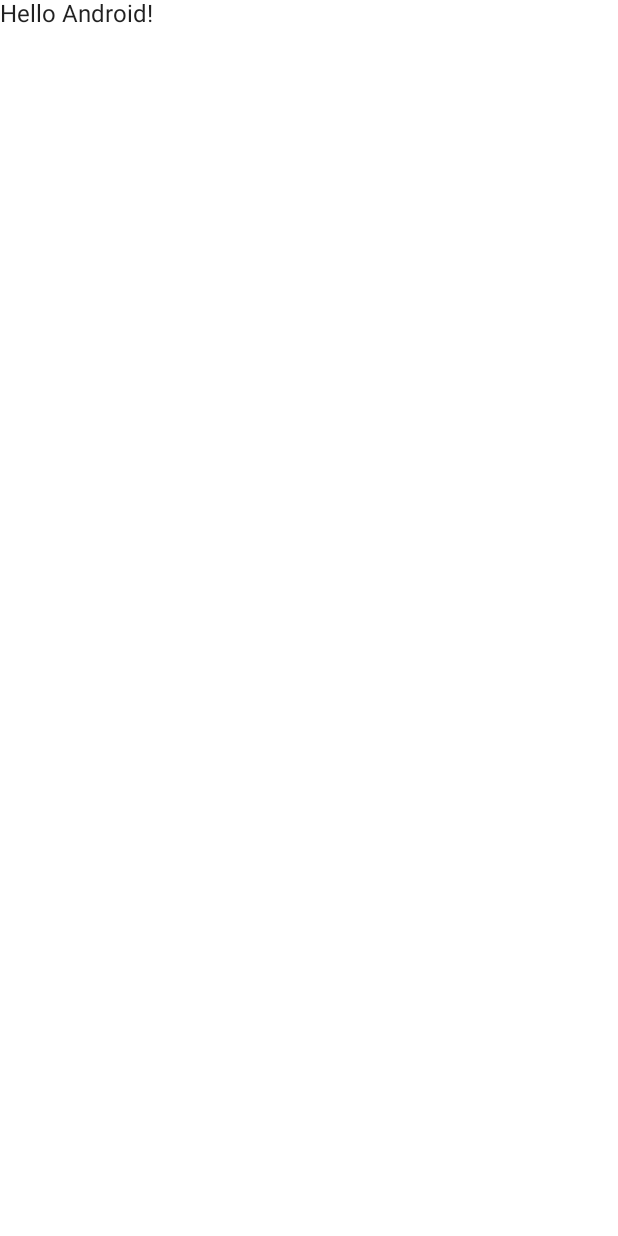
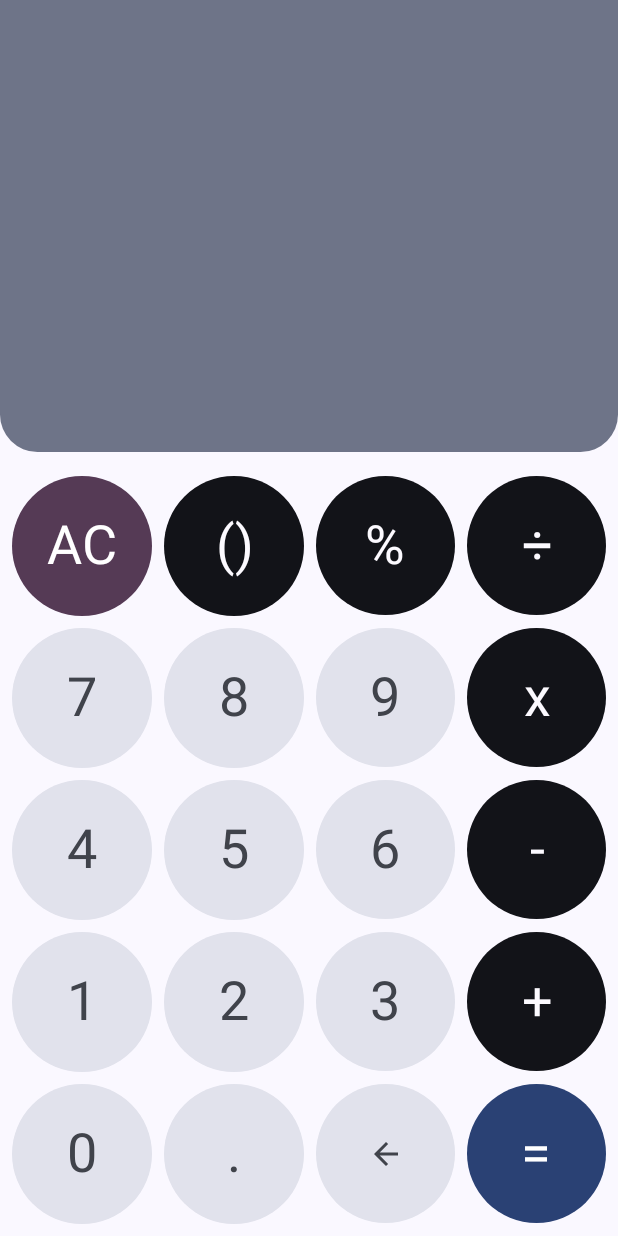
Before and after one commit to hoangnguyen2021/MaterialCalculator, an Android app built with Jetpack Compose: the screen it shows after launch (MainActivity), on a phone screen of 412 x 824 dp. Before the commit the screen is almost empty. Run offline under Robolectric (Android 15) with nearby library versions, the phone set to English and light mode, and no system bars.

Commit message:
Implemented calculator ui

```diff
--- a/app/src/main/java/com/plcoding/materialcalculator/MainActivity.kt
+++ b/app/src/main/java/com/plcoding/materialcalculator/MainActivity.kt
@@ -3,13 +3,7 @@ package com.plcoding.materialcalculator
 import android.os.Bundle
 import androidx.activity.ComponentActivity
 import androidx.activity.compose.setContent
-import androidx.compose.foundation.layout.fillMaxSize
-import androidx.compose.material.MaterialTheme
-import androidx.compose.material.Surface
-import androidx.compose.material.Text
-import androidx.compose.runtime.Composable
-import androidx.compose.ui.Modifier
-import androidx.compose.ui.tooling.preview.Preview
+import com.plcoding.materialcalculator.presentation.CalculatorScreen
 import com.plcoding.materialcalculator.ui.theme.MaterialCalculatorTheme
 
 class MainActivity : ComponentActivity() {
@@ -17,27 +11,8 @@ class MainActivity : ComponentActivity() {
         super.onCreate(savedInstanceState)
         setContent {
             MaterialCalculatorTheme {
-                // A surface container using the 'background' color from the theme
-                Surface(
-                    modifier = Modifier.fillMaxSize(),
-                    color = MaterialTheme.colors.background
-                ) {
-                    Greeting("Android")
-                }
+                CalculatorScreen()
             }
         }
     }
 }
-
-@Composable
-fun Greeting(name: String) {
-    Text(text = "Hello $name!")
-}
-
-@Preview(showBackground = true)
-@Composable
-fun DefaultPreview() {
-    MaterialCalculatorTheme {
-        Greeting("Android")
-    }
-}
--- a/app/src/main/java/com/plcoding/materialcalculator/domain/ExpressionWriter.kt
+++ b/app/src/main/java/com/plcoding/materialcalculator/domain/ExpressionWriter.kt
@@ -4,7 +4,7 @@ class ExpressionWriter {
     var expression = ""
 
     fun processAction(action: CalculatorAction) {
-        when(action) {
+        when (action) {
             CalculatorAction.Calculate -> {
                 val parser = ExpressionParser(prepareForCalculation())
                 val evaluator = ExpressionEvaluator(parser.parse())
@@ -14,7 +14,7 @@ class ExpressionWriter {
                 expression = ""
             }
             CalculatorAction.Decimal -> {
-                if(canEnterDecimal()) {
+                if (canEnterDecimal()) {
                     expression += "."
                 }
             }
@@ -25,7 +25,7 @@ class ExpressionWriter {
                 expression += action.number
             }
             is CalculatorAction.Op -> {
-                if(canEnterOperation(action.operation)) {
+                if (canEnterOperation(action.operation)) {
                     expression += action.operation.symbol
                 }
             }
@@ -36,10 +36,10 @@ class ExpressionWriter {
     }
 
     private fun prepareForCalculation(): String {
-        val newExpression = expression.takeLastWhile {
+        val newExpression = expression.dropLastWhile {
             it in "$operationSymbols(."
         }
-        if(newExpression.isEmpty()) {
+        if (newExpression.isEmpty()) {
             return "0"
         }
         return newExpression
@@ -58,7 +58,7 @@ class ExpressionWriter {
     }
 
     private fun canEnterDecimal(): Boolean {
-        if(expression.isEmpty() || expression.last() in "$operationSymbols.()") {
+        if (expression.isEmpty() || expression.last() in "$operationSymbols.()") {
             return false
         }
         return !expression.takeLastWhile {
@@ -67,7 +67,7 @@ class ExpressionWriter {
     }
 
     private fun canEnterOperation(operation: Operation): Boolean {
-        if(operation in listOf(Operation.ADD, Operation.SUBTRACT)) {
+        if (operation in listOf(Operation.ADD, Operation.SUBTRACT)) {
             return expression.isEmpty() || expression.last() in "$operationSymbols()0123456789"
         }
         return expression.isNotEmpty() || expression.last() in "0123456789)"
--- /dev/null
+++ b/app/src/main/java/com/plcoding/materialcalculator/presentation/CalculatorButton.kt
@@ -0,0 +1,52 @@
+package com.plcoding.materialcalculator.presentation
+
+import androidx.compose.foundation.background
+import androidx.compose.foundation.clickable
+import androidx.compose.foundation.layout.Box
+import androidx.compose.foundation.shape.CircleShape
+import androidx.compose.material3.MaterialTheme
+import androidx.compose.material3.Text
+import androidx.compose.runtime.Composable
+import androidx.compose.ui.Alignment
+import androidx.compose.ui.Modifier
+import androidx.compose.ui.draw.clip
+import androidx.compose.ui.text.style.TextAlign
+import androidx.compose.ui.unit.sp
+
+@Composable
+fun CalculatorButton(
+    action: CalculatorUiAction,
+    modifier: Modifier = Modifier,
+    onClick: () -> Unit
+) {
+    Box(
+        modifier = modifier
+            .clip(CircleShape)
+            .background(
+                when (action.highlightLevel) {
+                    HighlightLevel.Neutral -> MaterialTheme.colorScheme.surfaceVariant
+                    HighlightLevel.SemiHighlighted -> MaterialTheme.colorScheme.inverseSurface
+                    HighlightLevel.Highlighted -> MaterialTheme.colorScheme.tertiary
+                    HighlightLevel.StronglyHighlighted -> MaterialTheme.colorScheme.primary
+                }
+            )
+            .clickable { onClick() },
+        contentAlignment = Alignment.Center
+    ) {
+        if (action.text != null) {
+            Text(
+                text = action.text,
+                fontSize = 36.sp,
+                textAlign = TextAlign.Center,
+                color = when (action.highlightLevel) {
+                    is HighlightLevel.Neutral -> MaterialTheme.colorScheme.onSurfaceVariant
+                    is HighlightLevel.SemiHighlighted -> MaterialTheme.colorScheme.inverseOnSurface
+                    is HighlightLevel.Highlighted -> MaterialTheme.colorScheme.onTertiary
+                    is HighlightLevel.StronglyHighlighted -> MaterialTheme.colorScheme.onPrimary
+                }
+            )
+        } else {
+            action.content()
+        }
+    }
+}
--- /dev/null
+++ b/app/src/main/java/com/plcoding/materialcalculator/presentation/CalculatorButtonGrid.kt
@@ -0,0 +1,35 @@
+package com.plcoding.materialcalculator.presentation
+
+import androidx.compose.foundation.layout.Arrangement
+import androidx.compose.foundation.layout.aspectRatio
+import androidx.compose.foundation.lazy.grid.GridCells
+import androidx.compose.foundation.lazy.grid.LazyVerticalGrid
+import androidx.compose.foundation.lazy.grid.items
+import androidx.compose.runtime.Composable
+import androidx.compose.ui.Modifier
+import androidx.compose.ui.unit.dp
+import com.plcoding.materialcalculator.domain.CalculatorAction
+
+@Composable
+fun CalculatorButtonGrid(
+    actions: List<CalculatorUiAction>,
+    onAction: (CalculatorAction) -> Unit,
+    modifier: Modifier = Modifier
+) {
+    LazyVerticalGrid(
+        columns = GridCells.Fixed(4),
+        userScrollEnabled = false,
+        verticalArrangement = Arrangement.spacedBy(8.dp),
+        horizontalArrangement = Arrangement.spacedBy(8.dp),
+        modifier = modifier,
+        content = {
+            items(actions) { action ->
+                CalculatorButton(
+                    action = action,
+                    modifier = Modifier.aspectRatio(1f),
+                    onClick = { onAction(action.action) }
+                )
+            }
+        }
+    )
+}
--- /dev/null
+++ b/app/src/main/java/com/plcoding/materialcalculator/presentation/CalculatorDisplay.kt
@@ -0,0 +1,39 @@
+package com.plcoding.materialcalculator.presentation
+
+import androidx.compose.foundation.layout.Box
+import androidx.compose.foundation.layout.fillMaxWidth
+import androidx.compose.foundation.text.BasicTextField
+import androidx.compose.material3.MaterialTheme
+import androidx.compose.runtime.Composable
+import androidx.compose.ui.Alignment
+import androidx.compose.ui.Modifier
+import androidx.compose.ui.graphics.SolidColor
+import androidx.compose.ui.text.TextStyle
+import androidx.compose.ui.text.style.TextAlign
+import androidx.compose.ui.unit.sp
+
+@Composable
+fun CalculatorDisplay(
+    expression: String,
+    modifier: Modifier = Modifier
+) {
+    Box(
+        modifier = modifier,
+        contentAlignment = Alignment.Center
+    ) {
+        BasicTextField(
+            value = expression,
+            onValueChange = {},
+            textStyle = TextStyle(
+                fontSize = 80.sp,
+                color = MaterialTheme.colorScheme.onSecondaryContainer,
+                textAlign = TextAlign.End
+            ),
+            maxLines = 1,
+            singleLine = true,
+            cursorBrush = SolidColor(MaterialTheme.colorScheme.primary),
+            readOnly = true,
+            modifier = Modifier.fillMaxWidth()
+        )
+    }
+}
--- /dev/null
+++ b/app/src/main/java/com/plcoding/materialcalculator/presentation/CalculatorScreen.kt
@@ -0,0 +1,50 @@
+package com.plcoding.materialcalculator.presentation
+
+import androidx.compose.foundation.background
+import androidx.compose.foundation.layout.*
+import androidx.compose.foundation.shape.RoundedCornerShape
+import androidx.compose.material.Surface
+import androidx.compose.material3.MaterialTheme
+import androidx.compose.runtime.Composable
+import androidx.compose.ui.Modifier
+import androidx.compose.ui.draw.clip
+import androidx.compose.ui.unit.dp
+
+@Composable
+fun CalculatorScreen(
+    viewModel: CalculatorViewModel = androidx.lifecycle.viewmodel.compose.viewModel()
+) {
+    Surface(
+        modifier = Modifier.fillMaxSize(),
+        color = MaterialTheme.colorScheme.background
+    ) {
+        Column(
+            modifier = Modifier.fillMaxSize(),
+            verticalArrangement = Arrangement.SpaceBetween
+        ) {
+            CalculatorDisplay(
+                expression = viewModel.expression,
+                modifier = Modifier
+                    .fillMaxWidth()
+                    .weight(1f)
+                    .clip(
+                        RoundedCornerShape(
+                            bottomStart = 25.dp,
+                            bottomEnd = 25.dp
+                        )
+                    )
+                    .background(MaterialTheme.colorScheme.secondaryContainer)
+                    .padding(
+                        vertical = 64.dp,
+                        horizontal = 16.dp
+                    )
+            )
+            Spacer(modifier = Modifier.height(8.dp))
+            CalculatorButtonGrid(
+                actions = calculatorActions,
+                onAction = viewModel::onAction,
+                modifier = Modifier.padding(8.dp)
+            )
+        }
+    }
+}
--- /dev/null
+++ b/app/src/main/java/com/plcoding/materialcalculator/presentation/CalculatorUiAction.kt
@@ -0,0 +1,18 @@
+package com.plcoding.materialcalculator.presentation
+
+import androidx.compose.runtime.Composable
+import com.plcoding.materialcalculator.domain.CalculatorAction
+
+data class CalculatorUiAction(
+    val text: String?,
+    val highlightLevel: HighlightLevel,
+    val action: CalculatorAction,
+    val content: @Composable () -> Unit = {}
+)
+
+sealed interface HighlightLevel {
+    object Neutral : HighlightLevel
+    object SemiHighlighted : HighlightLevel
+    object Highlighted : HighlightLevel
+    object StronglyHighlighted : HighlightLevel
+}
--- /dev/null
+++ b/app/src/main/java/com/plcoding/materialcalculator/presentation/CalculatorUiActions.kt
@@ -0,0 +1,118 @@
+package com.plcoding.materialcalculator.presentation
+
+import androidx.compose.material.icons.Icons
+import androidx.compose.material.icons.filled.ArrowBack
+import androidx.compose.material3.Icon
+import androidx.compose.material3.MaterialTheme
+import com.plcoding.materialcalculator.domain.CalculatorAction
+import com.plcoding.materialcalculator.domain.Operation
+
+val calculatorActions = listOf(
+    CalculatorUiAction(
+        text = "AC",
+        highlightLevel = HighlightLevel.Highlighted,
+        action = CalculatorAction.Clear
+    ),
+    CalculatorUiAction(
+        text = "()",
+        highlightLevel = HighlightLevel.SemiHighlighted,
+        action = CalculatorAction.Parentheses
+    ),
+    CalculatorUiAction(
+        text = "%",
+        highlightLevel = HighlightLevel.SemiHighlighted,
+        action = CalculatorAction.Op(Operation.PERCENT)
+    ),
+    CalculatorUiAction(
+        text = "÷",
+        highlightLevel = HighlightLevel.SemiHighlighted,
+        action = CalculatorAction.Op(Operation.DIVIDE)
+    ),
+    CalculatorUiAction(
+        text = "7",
+        highlightLevel = HighlightLevel.Neutral,
+        action = CalculatorAction.Number(7)
+    ),
+    CalculatorUiAction(
+        text = "8",
+        highlightLevel = HighlightLevel.Neutral,
+        action = CalculatorAction.Number(8)
+    ),
+    CalculatorUiAction(
+        text = "9",
+        highlightLevel = HighlightLevel.Neutral,
+        action = CalculatorAction.Number(9)
+    ),
+    CalculatorUiAction(
+        text = "x",
+        highlightLevel = HighlightLevel.SemiHighlighted,
+        action = CalculatorAction.Op(Operation.MULTIPLY)
+    ),
+    CalculatorUiAction(
+        text = "4",
+        highlightLevel = HighlightLevel.Neutral,
+        action = CalculatorAction.Number(4)
+    ),
+    CalculatorUiAction(
+        text = "5",
+        highlightLevel = HighlightLevel.Neutral,
+        action = CalculatorAction.Number(5)
+    ),
+    CalculatorUiAction(
+        text = "6",
+        highlightLevel = HighlightLevel.Neutral,
+        action = CalculatorAction.Number(6)
+    ),
+    CalculatorUiAction(
+        text = "-",
+        highlightLevel = HighlightLevel.SemiHighlighted,
+        action = CalculatorAction.Op(Operation.SUBTRACT)
+    ),
+    CalculatorUiAction(
+        text = "1",
+        highlightLevel = HighlightLevel.Neutral,
+        action = CalculatorAction.Number(1)
+    ),
+    CalculatorUiAction(
+        text = "2",
+        highlightLevel = HighlightLevel.Neutral,
+        action = CalculatorAction.Number(2)
+    ),
+    CalculatorUiAction(
+        text = "3",
+        highlightLevel = HighlightLevel.Neutral,
+        action = CalculatorAction.Number(3)
+    ),
+    CalculatorUiAction(
+        text = "+",
+        highlightLevel = HighlightLevel.SemiHighlighted,
+        action = CalculatorAction.Op(Operation.ADD)
+    ),
+    CalculatorUiAction(
+        text = "0",
+        highlightLevel = HighlightLevel.Neutral,
+        action = CalculatorAction.Number(0)
+    ),
+    CalculatorUiAction(
+        text = ".",
+        highlightLevel = HighlightLevel.Neutral,
+        action = CalculatorAction.Decimal
+    ),
+    CalculatorUiAction(
+        text = null,
+        content = {
+            Icon(
+                imageVector = Icons.Default.ArrowBack,
+                contentDescription = null,
+                tint = MaterialTheme.colorScheme.onSurfaceVariant
+            )
+        },
+        highlightLevel = HighlightLevel.Neutral,
+        action = CalculatorAction.Delete
+    ),
+    CalculatorUiAction(
+        text = "=",
+        highlightLevel = HighlightLevel.StronglyHighlighted,
+        action = CalculatorAction.Calculate
+    ),
+)
--- /dev/null
+++ b/app/src/main/java/com/plcoding/materialcalculator/presentation/CalculatorViewModel.kt
@@ -0,0 +1,21 @@
+package com.plcoding.materialcalculator.presentation
+
+import androidx.compose.runtime.getValue
+import androidx.compose.runtime.mutableStateOf
+import androidx.compose.runtime.setValue
+import androidx.lifecycle.ViewModel
+import com.plcoding.materialcalculator.domain.CalculatorAction
+import com.plcoding.materialcalculator.domain.ExpressionWriter
+
+class CalculatorViewModel(
+    private val writer: ExpressionWriter = ExpressionWriter()
+) : ViewModel() {
+
+    var expression by mutableStateOf("")
+        private set
+
+    fun onAction(action: CalculatorAction) {
+        writer.processAction(action)
+        this.expression = writer.expression
+    }
+}
--- a/app/src/main/java/com/plcoding/materialcalculator/ui/theme/Color.kt
+++ b/app/src/main/java/com/plcoding/materialcalculator/ui/theme/Color.kt
@@ -2,7 +2,43 @@ package com.plcoding.materialcalculator.ui.theme
 
 import androidx.compose.ui.graphics.Color
 
-val Purple200 = Color(0xFFBB86FC)
-val Purple500 = Color(0xFF6200EE)
-val Purple700 = Color(0xFF3700B3)
-val Teal200 = Color(0xFF03DAC5)
+val Orange10 = Color(0xff331200)
+val Orange20 = Color(0xff662400)
+val Orange30 = Color(0xff993600)
+val Orange40 = Color(0xffcc4700)
+val Orange80 = Color(0xffffbd99)
+val Orange90 = Color(0xffffdecc)
+
+val Green10 = Color(0xff003314)
+val Green20 = Color(0xff006627)
+val Green30 = Color(0xff00993b)
+val Green40 = Color(0xff00cc4e)
+val Green80 = Color(0xff99ffc0)
+val Green90 = Color(0xffccffe0)
+
+val DarkGreen10 = Color(0xff003314)
+val DarkGreen20 = Color(0xff006627)
+val DarkGreen30 = Color(0xff00993b)
+val DarkGreen40 = Color(0xff00cc4e)
+val DarkGreen80 = Color(0xff99ffc0)
+val DarkGreen90 = Color(0xffccffe0)
+
+val Red10 = Color(0xFF410001)
+val Red20 = Color(0xFF680003)
+val Red30 = Color(0xFF930006)
+val Red40 = Color(0xFFBA1B1B)
+val Red80 = Color(0xFFFFB4A9)
+val Red90 = Color(0xFFFFDAD4)
+
+val Grey10 = Color(0xFF191C1D)
+val Grey20 = Color(0xFF2D3132)
+val Grey80 = Color(0xFFC4C7C7)
+val Grey90 = Color(0xFFE0E3E3)
+val Grey95 = Color(0xFFEFF1F1)
+val Grey99 = Color(0xFFFBFDFD)
+
+val GreenGrey30 = Color(0xFF44554b)
+val GreenGrey50 = Color(0xFF718e7d)
+val GreenGrey60 = Color(0xFF8ea497)
+val GreenGrey80 = Color(0xFFc6d2cb)
+val GreenGrey90 = Color(0xFFe3e8e5)
--- a/app/src/main/java/com/plcoding/materialcalculator/ui/theme/Shape.kt
+++ b/app/src/main/java/com/plcoding/materialcalculator/ui/theme/Shape.kt
@@ -1,10 +1,9 @@
 package com.plcoding.materialcalculator.ui.theme
 
 import androidx.compose.foundation.shape.RoundedCornerShape
-import androidx.compose.material.Shapes
 import androidx.compose.ui.unit.dp
 
-val Shapes = Shapes(
+val Shapes = androidx.compose.material3.Shapes(
     small = RoundedCornerShape(4.dp),
     medium = RoundedCornerShape(4.dp),
     large = RoundedCornerShape(0.dp)
--- a/app/src/main/java/com/plcoding/materialcalculator/ui/theme/Theme.kt
+++ b/app/src/main/java/com/plcoding/materialcalculator/ui/theme/Theme.kt
@@ -1,30 +1,68 @@
 package com.plcoding.materialcalculator.ui.theme
 
+import android.os.Build
 import androidx.compose.foundation.isSystemInDarkTheme
-import androidx.compose.material.MaterialTheme
-import androidx.compose.material.darkColors
-import androidx.compose.material.lightColors
+import androidx.compose.material3.*
 import androidx.compose.runtime.Composable
+import androidx.compose.ui.graphics.Color
+import androidx.compose.ui.platform.LocalContext
 
-private val DarkColorPalette = darkColors(
-    primary = Purple200,
-    primaryVariant = Purple700,
-    secondary = Teal200
+private val DarkColorPalette = darkColorScheme(
+    primary = Green80,
+    onPrimary = Green20,
+    primaryContainer = Green30,
+    onPrimaryContainer = Green90,
+    inversePrimary = Green40,
+    secondary = DarkGreen80,
+    onSecondary = DarkGreen20,
+    secondaryContainer = DarkGreen30,
+    onSecondaryContainer = DarkGreen90,
+    tertiary = Orange80,
+    onTertiary = Orange20,
+    tertiaryContainer = Orange30,
+    onTertiaryContainer = Orange90,
+    error = Red80,
+    onError = Red20,
+    errorContainer = Red30,
+    onErrorContainer = Red90,
+    background = Grey10,
+    onBackground = Grey90,
+    surface = Grey10,
+    onSurface = Grey80,
+    inverseSurface = Grey90,
+    inverseOnSurface = Grey20,
+    surfaceVariant = GreenGrey30,
+    onSurfaceVariant = GreenGrey80,
+    outline = GreenGrey60
 )
 
-private val LightColorPalette = lightColors(
-    primary = Purple500,
-    primaryVariant = Purple700,
-    secondary = Teal200
-
-    /* Other default colors to override
-    background = Color.White,
-    surface = Color.White,
+private val LightColorPalette = lightColorScheme(
+    primary = Green40,
     onPrimary = Color.White,
-    onSecondary = Color.Black,
-    onBackground = Color.Black,
-    onSurface = Color.Black,
-    */
+    primaryContainer = Green90,
+    onPrimaryContainer = Green10,
+    inversePrimary = Green80,
+    secondary = DarkGreen40,
+    onSecondary = Color.White,
+    secondaryContainer = DarkGreen90,
+    onSecondaryContainer = DarkGreen10,
+    tertiary = Orange40,
+    onTertiary = Color.White,
+    tertiaryContainer = Orange90,
+    onTertiaryContainer = Orange10,
+    error = Red40,
+    onError = Color.White,
+    errorContainer = Red90,
+    onErrorContainer = Red10,
+    background = Grey99,
+    onBackground = Grey10,
+    surface = Grey99,
+    onSurface = Grey10,
+    inverseSurface = Grey20,
+    inverseOnSurface = Grey95,
+    surfaceVariant = GreenGrey90,
+    onSurfaceVariant = GreenGrey30,
+    outline = GreenGrey50
 )
 
 @Composable
@@ -32,14 +70,16 @@ fun MaterialCalculatorTheme(
     darkTheme: Boolean = isSystemInDarkTheme(),
     content: @Composable () -> Unit
 ) {
-    val colors = if (darkTheme) {
-        DarkColorPalette
-    } else {
-        LightColorPalette
+    val useDynamicColors = Build.VERSION.SDK_INT >= Build.VERSION_CODES.S
+    val colors = when {
+        useDynamicColors && darkTheme -> dynamicDarkColorScheme(LocalContext.current)
+        useDynamicColors && !darkTheme -> dynamicLightColorScheme(LocalContext.current)
+        darkTheme -> DarkColorPalette
+        else -> LightColorPalette
     }
 
     MaterialTheme(
-        colors = colors,
+        colorScheme = colors,
         typography = Typography,
         shapes = Shapes,
         content = content
--- a/app/src/main/java/com/plcoding/materialcalculator/ui/theme/Type.kt
+++ b/app/src/main/java/com/plcoding/materialcalculator/ui/theme/Type.kt
@@ -7,8 +7,8 @@ import androidx.compose.ui.text.font.FontWeight
 import androidx.compose.ui.unit.sp
 
 // Set of Material typography styles to start with
-val Typography = Typography(
-    body1 = TextStyle(
+val Typography = androidx.compose.material3.Typography(
+    bodyMedium = TextStyle(
         fontFamily = FontFamily.Default,
         fontWeight = FontWeight.Normal,
         fontSize = 16.sp
```
Also changed, not shown: 1 other file.
